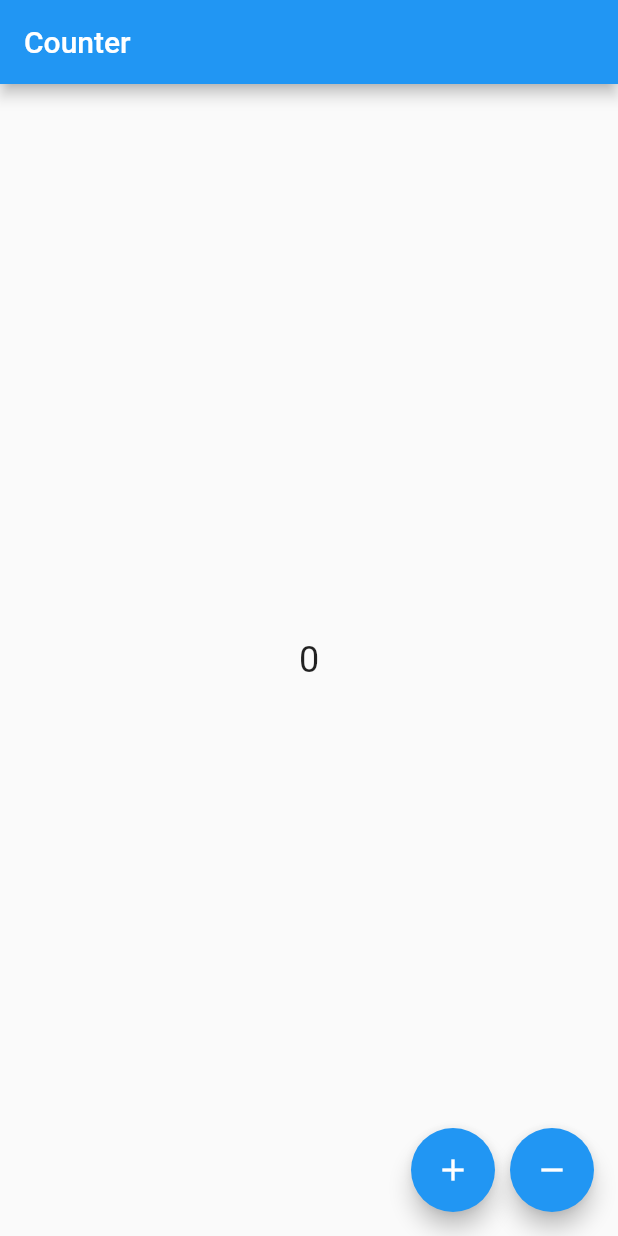
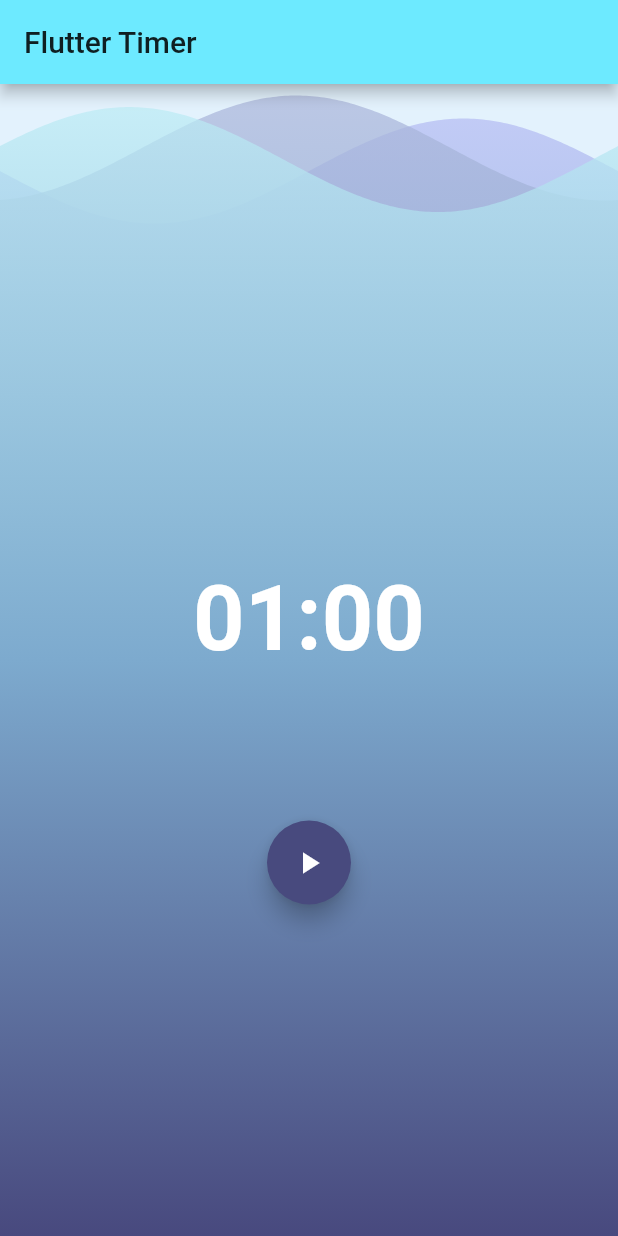
Before and after one commit to yuzhouzhuang/reckoning-app, a Flutter app: the screen it shows after launch, on a phone screen of 412 x 824 dp. Run offline on Flutter 3.47's test engine with Material 2 defaults, Android fonts, the phone set to English and light mode, and no system bars; drawn by our look-alikes of wave; our stand-ins replace bloc, equatable, flutter_bloc.

Commit message:
feat(*): finish timer application

```diff
--- /dev/null
+++ b/lib/bloc/bloc.dart
@@ -0,0 +1,3 @@
+export 'timer_bloc.dart';
+export 'timer_event.dart';
+export 'timer_state.dart';
--- /dev/null
+++ b/lib/bloc/ticker.dart
@@ -0,0 +1,6 @@
+class Ticker {
+  Stream<int> tick({int ticks}) {
+    return Stream.periodic(Duration(seconds: 1), (x) => ticks - x - 1)
+        .take(ticks);
+  }
+}
--- /dev/null
+++ b/lib/bloc/timer_event.dart
@@ -0,0 +1,33 @@
+import 'package:equatable/equatable.dart';
+import 'package:meta/meta.dart';
+
+abstract class TimerEvent extends Equatable {
+  const TimerEvent();
+
+  @override
+  List<Object> get props => [];
+}
+
+class Start extends TimerEvent {
+  final int duration;
+
+  const Start({@required this.duration});
+
+  @override
+  String toString() => 'Start { duration: $duration}';
+}
+
+class Pause extends TimerEvent {}
+
+class Resume extends TimerEvent {}
+
+class Reset extends TimerEvent {}
+
+class Tick extends TimerEvent {
+  final int duration;
+
+  const Tick({@required this.duration});
+
+  @override
+  String toString() => 'Tick { duration: $duration}';
+}
--- /dev/null
+++ b/lib/bloc/timer_state.dart
@@ -0,0 +1,35 @@
+import 'package:equatable/equatable.dart';
+
+abstract class TimerState extends Equatable {
+  final int duration;
+
+  const TimerState(this.duration);
+
+  @override
+  List<Object> get props => [duration];
+}
+
+class Ready extends TimerState {
+  const Ready(int duration) : super(duration);
+
+  @override
+  String toString() =>  'Ready { duration: $duration}';
+}
+
+class Paused extends TimerState {
+  const Paused(int duration) : super(duration);
+
+  @override
+  String toString() =>  'Paused { duration: $duration}';
+}
+
+class Running extends TimerState {
+  const Running(int duration) : super(duration);
+
+  @override
+  String toString() =>  'Running { duration: $duration}';
+}
+
+class Finished extends TimerState {
+  const Finished() : super(0);
+}
--- a/lib/main.dart
+++ b/lib/main.dart
@@ -1,77 +1,169 @@
 import 'package:flutter/material.dart';
 import 'package:flutter_bloc/flutter_bloc.dart';
+import 'package:wave/wave.dart';
+import 'package:wave/config.dart';
+import 'bloc/bloc.dart';
+import 'bloc/ticker.dart';
 
-enum CounterEvent { increment, decrement }
-
-class CounterBloc extends Bloc<CounterEvent, int> {
-  @override
-  int get initialState => 0;
-
-  @override
-  Stream<int> mapEventToState(CounterEvent event) async* {
-    switch (event) {
-      case CounterEvent.decrement:
-        yield state - 1;
-        break;
-      case CounterEvent.increment:
-        yield state + 1;
-        break;
-    }
-  }
-}
-
-void main() {
-  runApp(MyApp());
-}
+void main() => runApp(MyApp());
 
 class MyApp extends StatelessWidget {
-  // This widget is the root of your application.
   @override
   Widget build(BuildContext context) {
     return MaterialApp(
-      title: 'Flutter Demo',
-      home: BlocProvider<CounterBloc>(
-        create: (context) => CounterBloc(),
-        child: CounterPage(),
+      theme: ThemeData(
+        primaryColor: Color.fromRGBO(109, 234, 255, 1),
+        accentColor: Color.fromRGBO(72, 74, 126, 1),
+        brightness: Brightness.dark,
+      ),
+      title: 'Flutter Timer',
+      home: BlocProvider(
+        create: (context) => TimerBloc(ticker: Ticker()),
+        child: Timer(),
       ),
     );
   }
 }
 
-class CounterPage extends StatelessWidget {
+class Timer extends StatelessWidget {
+  static const TextStyle timerTextStyle = TextStyle(
+    fontSize: 60,
+    fontWeight: FontWeight.bold,
+  );
+
   @override
   Widget build(BuildContext context) {
-    final CounterBloc counterBloc = BlocProvider.of<CounterBloc>(context);
+    return Scaffold(
+      appBar: AppBar(title: Text('Flutter Timer')),
+      body: Stack(children: [
+        Background(),
+        Column(
+          mainAxisAlignment: MainAxisAlignment.center,
+          crossAxisAlignment: CrossAxisAlignment.center,
+          children: <Widget>[
+            Padding(
+              padding: EdgeInsets.symmetric(vertical: 100.0),
+              child: Center(
+                child: BlocBuilder<TimerBloc, TimerState>(
+                  builder: (context, state) {
+                    final String minutesStr = ((state.duration / 60) % 60)
+                        .floor()
+                        .toString()
+                        .padLeft(2, '0');
+                    final String secondsStr = (state.duration % 60)
+                        .floor()
+                        .toString()
+                        .padLeft(2, '0');
+                    return Text(
+                      '$minutesStr:$secondsStr',
+                      style: Timer.timerTextStyle,
+                    );
+                  },
+                ),
+              ),
+            ),
+            BlocBuilder<TimerBloc, TimerState>(
+              condition: (previousState, state) =>
+                  state.runtimeType != previousState.runtimeType,
+              builder: (context, state) => Actions(),
+            ),
+          ],
+        ),
+      ]),
+    );
+  }
+}
 
-    return Scaffold(
-      appBar: AppBar(title: Text('Counter')),
-      body: BlocBuilder<CounterBloc, int>(builder: (context, count) {
-        return Center(
-          child: Text(
-            '$count',
-            style: TextStyle(fontSize: 24.0),
-          ),
-        );
-      }),
-      floatingActionButton: Row(
-//        crossAxisAlignment: CrossAxisAlignment.end,
-        mainAxisAlignment: MainAxisAlignment.end,
-        children: <Widget>[
-          FloatingActionButton(
-            child: Icon(Icons.add),
-            onPressed: () {
-              counterBloc.add(CounterEvent.increment);
-            },
-          ),
-          SizedBox(width: 10.0),
-          FloatingActionButton(
-            child: Icon(Icons.remove),
-            onPressed: () {
-              counterBloc.add(CounterEvent.decrement);
-            },
-          ),
-        ],
+class Actions extends StatelessWidget {
+  @override
+  Widget build(BuildContext context) {
+    return Row(
+      mainAxisAlignment: MainAxisAlignment.spaceEvenly,
+      children: _mapStateToActionButtons(
+        timerBloc: BlocProvider.of<TimerBloc>(context),
       ),
     );
   }
+
+  List<Widget> _mapStateToActionButtons({
+    TimerBloc timerBloc,
+  }) {
+    final TimerState currentState = timerBloc.state;
+    if (currentState is Ready) {
+      return [
+        FloatingActionButton(
+          child: Icon(Icons.play_arrow),
+          onPressed: () =>
+              timerBloc.add(Start(duration: currentState.duration)),
+        ),
+      ];
+    }
+    if (currentState is Running) {
+      return [
+        FloatingActionButton(
+          child: Icon(Icons.pause),
+          onPressed: () => timerBloc.add(Pause()),
+        ),
+        FloatingActionButton(
+          child: Icon(Icons.replay),
+          onPressed: () => timerBloc.add(Reset()),
+        ),
+      ];
+    }
+    if (currentState is Paused) {
+      return [
+        FloatingActionButton(
+          child: Icon(Icons.play_arrow),
+          onPressed: () => timerBloc.add(Resume()),
+        ),
+        FloatingActionButton(
+          child: Icon(Icons.replay),
+          onPressed: () => timerBloc.add(Reset()),
+        ),
+      ];
+    }
+    if (currentState is Finished) {
+      return [
+        FloatingActionButton(
+          child: Icon(Icons.replay),
+          onPressed: () => timerBloc.add(Reset()),
+        ),
+      ];
+    }
+    return [];
+  }
 }
+
+class Background extends StatelessWidget {
+  @override
+  Widget build(BuildContext context) {
+    return WaveWidget(
+      config: CustomConfig(
+        gradients: [
+          [
+            Color.fromRGBO(72, 74, 126, 1),
+            Color.fromRGBO(125, 170, 206, 1),
+            Color.fromRGBO(184, 189, 245, 0.7)
+          ],
+          [
+            Color.fromRGBO(72, 74, 126, 1),
+            Color.fromRGBO(125, 170, 206, 1),
+            Color.fromRGBO(172, 182, 219, 0.7)
+          ],
+          [
+            Color.fromRGBO(72, 73, 126, 1),
+            Color.fromRGBO(125, 170, 206, 1),
+            Color.fromRGBO(190, 238, 246, 0.7)
+          ],
+        ],
+        durations: [19440, 10800, 6000],
+        heightPercentages: [0.03, 0.01, 0.02],
+        gradientBegin: Alignment.bottomCenter,
+        gradientEnd: Alignment.topCenter,
+      ),
+      size: Size(double.infinity, double.infinity),
+      waveAmplitude: 25,
+      backgroundColor: Colors.blue[50],
+    );
+  }
+}
```
Also changed, not shown: lib/bloc/timer_bloc.dart (added, +71 -0 lines).
